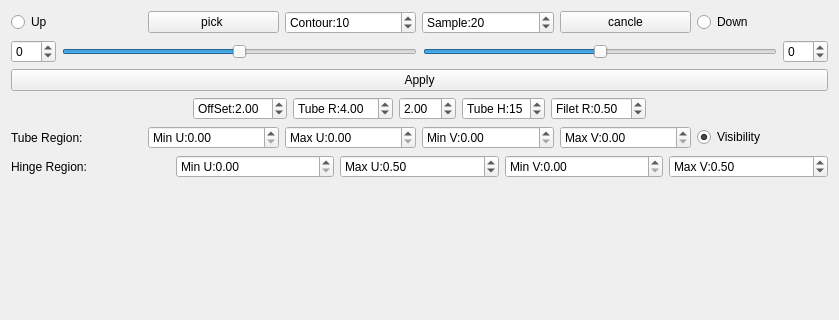
Above: SurfaceFormWidget.ui from lihouxing-sjtu/SurfBuilder before the change; both pictures show x 0 to 839 and y 0 to 320 of the 839 by 545 pixel window. Below: the same form after it.
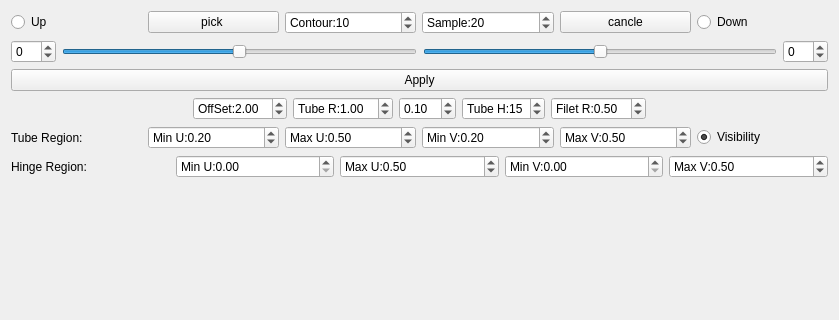
That is the form after the change.

The edit to the form file:
```diff
--- a/SurfaceFormWidget.ui
+++ b/SurfaceFormWidget.ui
@@ -151,14 +151,14 @@
         <string>Tube R:</string>
        </property>
        <property name="value">
-        <double>4.000000000000000</double>
+        <double>1.000000000000000</double>
        </property>
       </widget>
      </item>
      <item>
       <widget class="QDoubleSpinBox" name="TubeSampleSpinBox">
        <property name="value">
-        <double>2.000000000000000</double>
+        <double>0.100000000000000</double>
        </property>
       </widget>
      </item>
@@ -211,6 +211,15 @@
        <property name="prefix">
         <string>Min U:</string>
        </property>
+       <property name="maximum">
+        <double>1.000000000000000</double>
+       </property>
+       <property name="singleStep">
+        <double>0.010000000000000</double>
+       </property>
+       <property name="value">
+        <double>0.200000000000000</double>
+       </property>
       </widget>
      </item>
      <item>
@@ -218,6 +227,15 @@
        <property name="prefix">
         <string>Max U:</string>
        </property>
+       <property name="maximum">
+        <double>1.000000000000000</double>
+       </property>
+       <property name="singleStep">
+        <double>0.010000000000000</double>
+       </property>
+       <property name="value">
+        <double>0.500000000000000</double>
+       </property>
       </widget>
      </item>
      <item>
@@ -225,6 +243,15 @@
        <property name="prefix">
         <string>Min V:</string>
        </property>
+       <property name="maximum">
+        <double>1.000000000000000</double>
+       </property>
+       <property name="singleStep">
+        <double>0.010000000000000</double>
+       </property>
+       <property name="value">
+        <double>0.200000000000000</double>
+       </property>
       </widget>
      </item>
      <item>
@@ -232,6 +259,15 @@
        <property name="prefix">
         <string>Max V:</string>
        </property>
+       <property name="maximum">
+        <double>1.000000000000000</double>
+       </property>
+       <property name="singleStep">
+        <double>0.010000000000000</double>
+       </property>
+       <property name="value">
+        <double>0.500000000000000</double>
+       </property>
       </widget>
      </item>
      <item>
```
Left out of the diff: 112 changed lines with no effect on the pictures.
